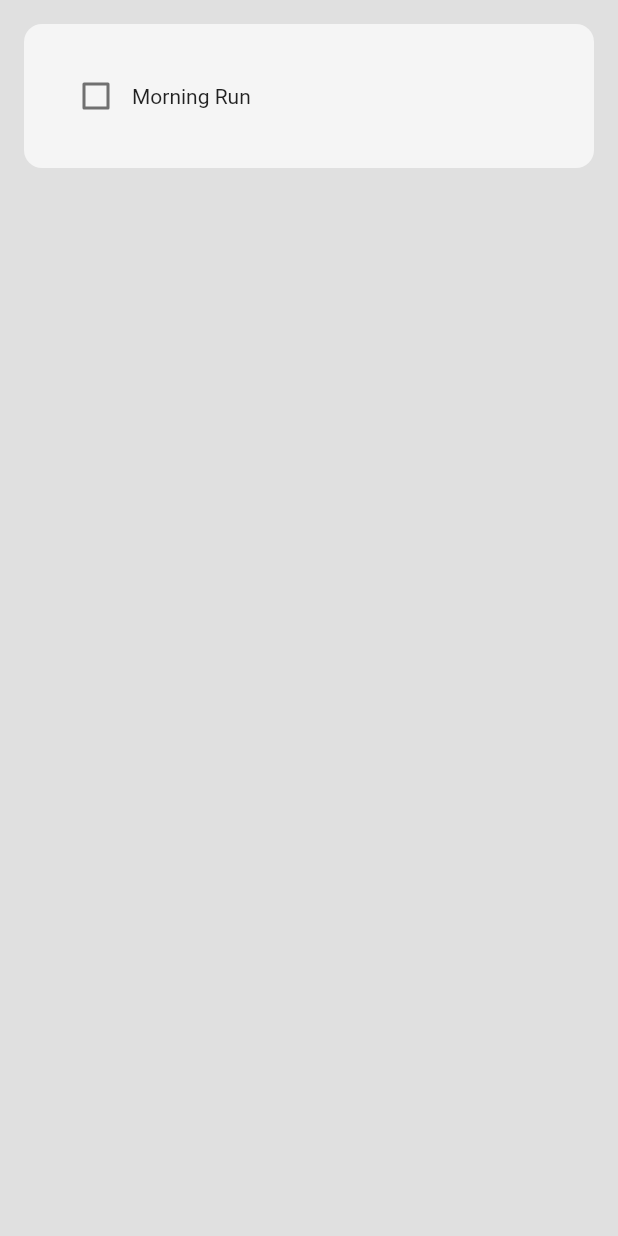
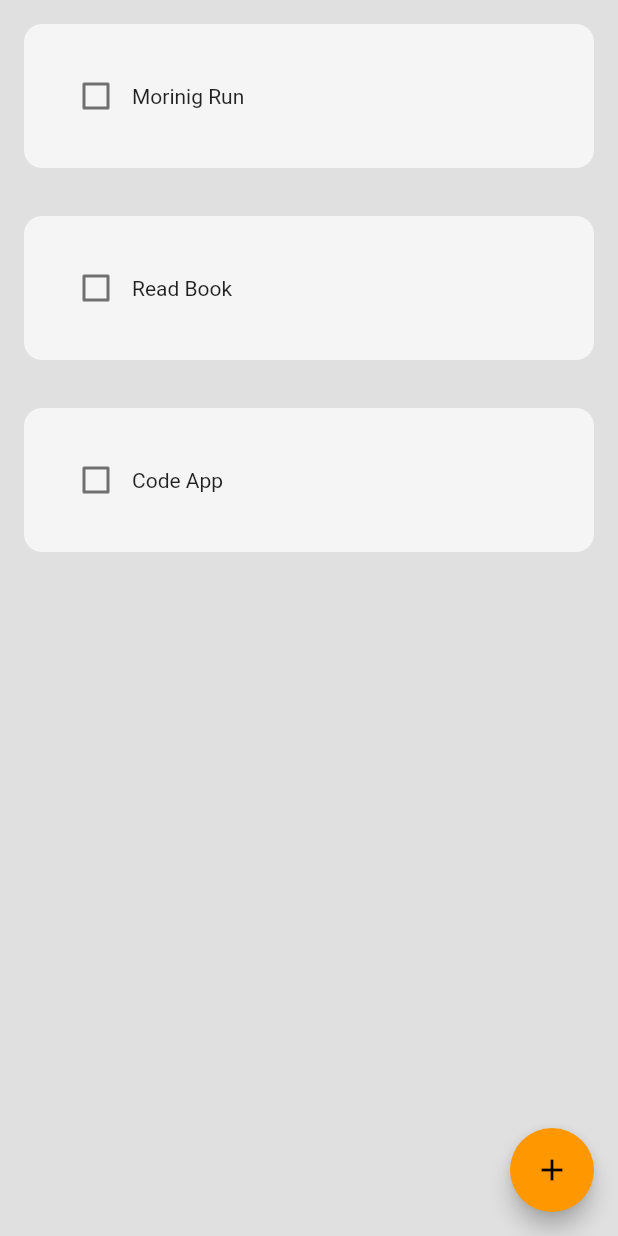
Before and after one commit to av1nDs0uza/habit-tracker, a Flutter app: the screen it shows after launch, on a phone screen of 412 x 824 dp. Run offline on Flutter 3.47's test engine with Material 2 defaults, Android fonts, the phone set to English and light mode, and no system bars.

Commit message:
habit box error

```diff
--- /dev/null
+++ b/habit_tracker/lib/components/my_fab.dart
@@ -0,0 +1,19 @@
+import 'package:flutter/material.dart';
+
+class myFloatingActionButton extends StatelessWidget {
+
+  final Function()? onPressed;
+
+
+  const myFloatingActionButton({
+    super.key,
+    required this.onPressed,
+    });
+
+  @override
+  Widget build(BuildContext context) {
+    return FloatingActionButton(onPressed: (){},
+    child: Icon(Icons.add),
+    );
+  }
+}
--- a/habit_tracker/lib/home_page.dart
+++ b/habit_tracker/lib/home_page.dart
@@ -1,5 +1,7 @@
 import 'package:flutter/material.dart';
 import 'package:habit_tracker/components/habit_tile.dart';
+import 'package:habit_tracker/components/my_fab.dart';
+import 'package:habit_tracker/components/new_habit_box.dart';
 
 
 class MyHomePage extends StatefulWidget {
@@ -21,14 +23,33 @@ class MyHomePage extends StatefulWidget {
 }
 
 class _MyHomePageState extends State<MyHomePage> {
-  // boolean habit complete
-  bool habitCompleted = false;
+
+  // data structure for todays list
+  List todaysHabitList = [
+    // [habitName, habitCompleted ]
+    ["Morinig Run", false],
+    ["Read Book", false],
+    ["Code App", false],
+  ];
+
+
   // checkbox tapped
-  void checlBoxTapped(bool? value ) {
+  void checkBoxTapped(bool? value, int index ) {
     setState(() {
-      habitCompleted = value!;
+      todaysHabitList[index][1] = value;
     });
 
+  }
+
+  // create a new habit
+  void createNewHabit() {
+    // show alert dialog for user to enter the new habit details
+    showDialog(
+      context: context,
+      builder: (context){
+        return EnterNewHabitBox();
+      },
+    );
   }
 
   @override
@@ -41,15 +62,17 @@ class _MyHomePageState extends State<MyHomePage> {
     // than having to individually change instances of widgets.
     return Scaffold(
       backgroundColor: Colors.grey[300],
-      body: ListView(
-        children: [
-          //habit tiles
-          HabitTile(
-            habitName: "Morning Run",
-            habitCompleted: habitCompleted,
-            onChanged:(value) => checlBoxTapped(value)
-          ),
-        ],
+      floatingActionButton: myFloatingActionButton(onPressed: createNewHabit),
+      body: ListView.builder(
+        itemCount:todaysHabitList.length,
+        itemBuilder:(context, index ) {
+          return HabitTile(
+            habitName: todaysHabitList[index][0],
+            habitCompleted: todaysHabitList[index][1],
+            onChanged: (value) => checkBoxTapped(value, index),
+            );
+        }
+
       ),
     );
   }
--- a/habit_tracker/lib/main.dart
+++ b/habit_tracker/lib/main.dart
@@ -11,9 +11,12 @@ class MyApp extends StatelessWidget {
 
   @override
   Widget build(BuildContext context) {
-    return const MaterialApp(
+    return MaterialApp(
       debugShowCheckedModeBanner: false,
       home: MyHomePage(title: 'Tracker App',),
+      theme: ThemeData(
+        primarySwatch: Colors.orange
+        ),
     );
   }
 }
```
Also changed, not shown: habit_tracker/lib/components/new_habit_box.dart (added, +31 -0 lines).
